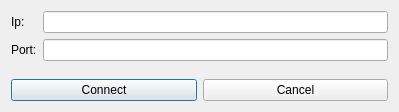
This is Client/connectdialog.ui in rtkachuk/NG_SpaceStation as Qt 5 draws it before an edit. The edited form follows.
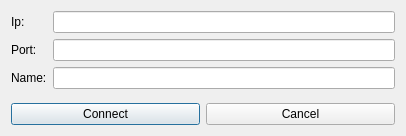
This is the edited form.

What changed in the file:
```diff
--- a/Client/connectdialog.ui
+++ b/Client/connectdialog.ui
@@ -6,8 +6,8 @@
    <rect>
     <x>0</x>
     <y>0</y>
-    <width>399</width>
-    <height>112</height>
+    <width>406</width>
+    <height>136</height>
    </rect>
   </property>
   <property name="windowTitle">
@@ -32,6 +32,13 @@
          </property>
         </widget>
        </item>
+       <item>
+        <widget class="QLabel" name="label_3">
+         <property name="text">
+          <string>Name:</string>
+         </property>
+        </widget>
+       </item>
       </layout>
      </item>
      <item>
@@ -42,6 +49,9 @@
        <item>
         <widget class="QLineEdit" name="l_port"/>
        </item>
+       <item>
+        <widget class="QLineEdit" name="l_name"/>
+       </item>
       </layout>
      </item>
     </layout>
```
